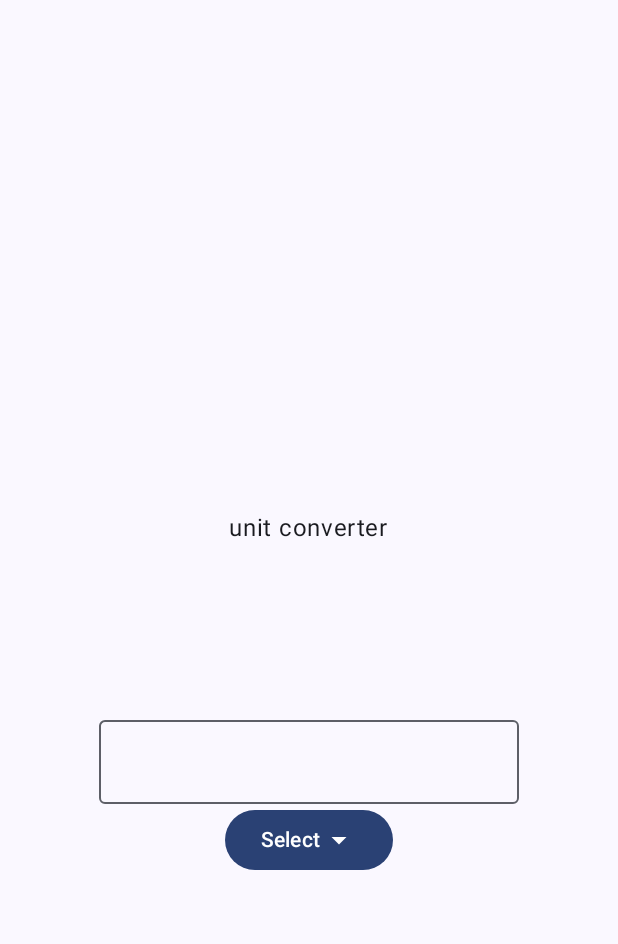
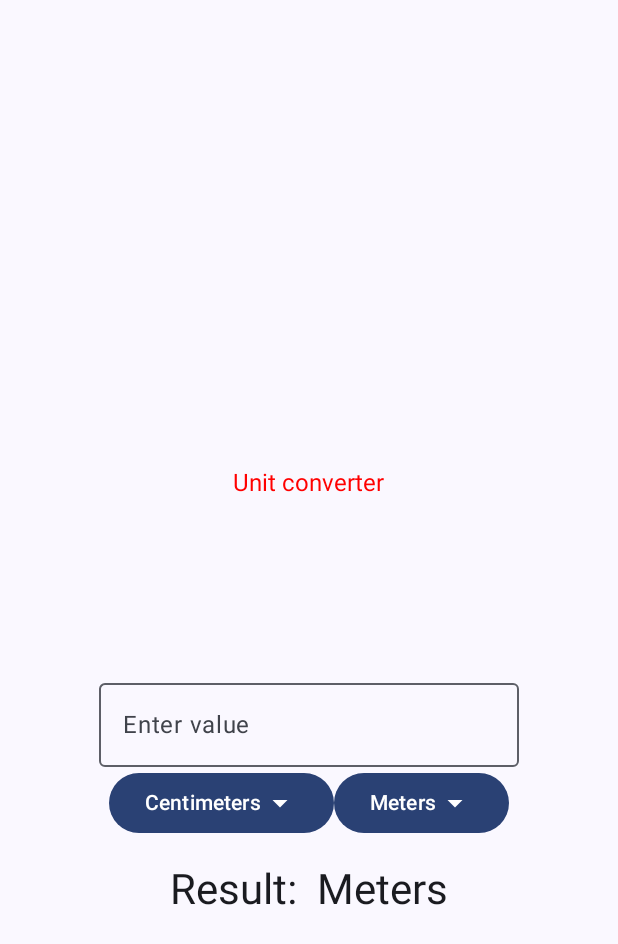
Before and after one commit to shashwatksingh/KotlinBasicWithAndroidStudio, an Android app built with Jetpack Compose: the screen it shows after launch (MainActivity), on a phone screen of 412 x 824 dp. Shown: the top 944 px of the screen. Run offline under Robolectric (Android 15) with nearby library versions, the phone set to English and light mode, and no system bars.

Commit message:
add states, conversion factors to complete the app

```diff
--- a/app/src/main/java/com/example/unitconverter/MainActivity.kt
+++ b/app/src/main/java/com/example/unitconverter/MainActivity.kt
@@ -16,17 +16,29 @@ import androidx.compose.foundation.layout.padding
 import androidx.compose.material.icons.Icons
 import androidx.compose.material.icons.filled.ArrowDropDown
 import androidx.compose.material3.Button
+import androidx.compose.material3.DropdownMenu
+import androidx.compose.material3.DropdownMenuItem
 import androidx.compose.material3.Icon
+import androidx.compose.material3.MaterialTheme
 import androidx.compose.material3.OutlinedTextField
 import androidx.compose.material3.Scaffold
 import androidx.compose.material3.Text
 import androidx.compose.runtime.Composable
+import androidx.compose.runtime.getValue
+import androidx.compose.runtime.mutableStateOf
+import androidx.compose.runtime.remember
+import androidx.compose.runtime.setValue
 import androidx.compose.ui.Alignment
 import androidx.compose.ui.Modifier
+import androidx.compose.ui.graphics.Color
 import androidx.compose.ui.platform.LocalContext
+import androidx.compose.ui.text.TextStyle
+import androidx.compose.ui.text.font.FontFamily
 import androidx.compose.ui.tooling.preview.Preview
 import androidx.compose.ui.unit.dp
+import androidx.compose.ui.unit.sp
 import com.example.unitconverter.ui.theme.UnitConverterTheme
+import kotlin.math.roundToInt
 
 class MainActivity : ComponentActivity() {
     override fun onCreate(savedInstanceState: Bundle?) {
@@ -36,8 +48,7 @@ class MainActivity : ComponentActivity() {
             UnitConverterTheme {
                 Scaffold(modifier = Modifier.fillMaxSize()) { innerPadding ->
                     UnitConverter(
-                        name = "Android",
-                        modifier = Modifier.padding(innerPadding)
+                        name = "Android", modifier = Modifier.padding(innerPadding)
                     )
                 }
             }
@@ -47,26 +58,143 @@ class MainActivity : ComponentActivity() {
 
 @Composable
 fun UnitConverter(name: String, modifier: Modifier = Modifier) {
-    Column (
-        modifier= Modifier.fillMaxSize(),
+    var inputValue by remember {
+        mutableStateOf("")
+    }
+
+    var outputValue by remember {
+        mutableStateOf("")
+    }
+
+    var inputUnit by remember {
+        mutableStateOf("Centimeters")
+    }
+
+    var outputUnit by remember {
+        mutableStateOf("Meters")
+    }
+
+    var iExpanded by remember {
+        mutableStateOf(false)
+    }
+
+    var oExpanded by remember {
+        mutableStateOf(false)
+    }
+
+    var conversionFactor = remember {
+        mutableStateOf(1.0)
+    }
+
+    var oconversionFactor = remember {
+        mutableStateOf(1.0)
+    }
+
+    val customTextStyle = TextStyle(
+        fontFamily = FontFamily.Default, // Replace with your desired font family
+        fontSize = 16.sp, // Replace with your desired font size
+        color = Color.Red // Replace with your desired text color
+    )
+
+
+    fun convertUnits() {
+        val inputValueDouble = inputValue.toDoubleOrNull() ?: 0.0
+        val result =
+            (inputValueDouble * conversionFactor.value * 100.0 / oconversionFactor.value).roundToInt() / 100.0
+        outputValue = result.toString()
+    }
+
+    Column(
+        modifier = Modifier.fillMaxSize(),
         verticalArrangement = Arrangement.Center,
         horizontalAlignment = Alignment.CenterHorizontally
-    ){
+    ) {
         // Stacking UI elements
-        Text(text = "unit converter", modifier = Modifier.padding(100.dp))
+        Text(
+            text = "Unit converter",
+            modifier = Modifier.padding(100.dp),
+            style = customTextStyle
+        )
         Spacer(modifier = Modifier.height(16.dp))
-        OutlinedTextField(value = "", onValueChange = {
-            // here goes what happens when the value is changed in this outlined text field
-        })
+        OutlinedTextField(value = inputValue,
+            onValueChange = { inputValue = it },
+            label = { Text(text = "Enter value") })
         Row {
-            Button(onClick = { /*TODO*/ }) {
-                Text(text = "Select")
-                Icon(Icons.Default.ArrowDropDown, contentDescription = "Arrow down")
+            //Input Box
+            Box {
+                Button(onClick = { iExpanded = true }) {
+                    Text(text = inputUnit)
+                    Icon(Icons.Default.ArrowDropDown, contentDescription = "Arrow down")
+                }
+                DropdownMenu(expanded = iExpanded, onDismissRequest = { iExpanded = false }) {
+                    DropdownMenuItem(text = { Text(text = "Centimeters") }, onClick = {
+                        iExpanded = false
+                        inputUnit = "Centimeters"
+                        conversionFactor.value = 0.01
+                        convertUnits()
+                    })
+                    DropdownMenuItem(text = { Text(text = "Meters") }, onClick = {
+                        iExpanded = false
+                        inputUnit = "Meters"
+                        conversionFactor.value = 1.0
+                        convertUnits()
+                    })
+                    DropdownMenuItem(text = { Text(text = "Feet") }, onClick = {
+                        iExpanded = false
+                        inputUnit = "Feet"
+                        conversionFactor.value = 0.3048
+                        convertUnits()
+                    })
+                    DropdownMenuItem(text = { Text(text = "Millimeters") }, onClick = {
+                        iExpanded = false
+                        inputUnit = "Millimeters"
+                        conversionFactor.value = 0.001
+                        convertUnits()
+                    })
+                }
             }
+            Spacer(modifier = Modifier.height(16.dp))
+            //Output Box
             Box {
+                Button(onClick = { oExpanded = true }) {
+                    Text(text = outputUnit)
+                    Icon(Icons.Default.ArrowDropDown, contentDescription = "Arrow down")
+                }
+                DropdownMenu(expanded = oExpanded, onDismissRequest = { oExpanded = false }) {
+                    DropdownMenuItem(text = { Text(text = "Centimeters") }, onClick = {
+                        oExpanded = false
+                        inputUnit = "Centimeters"
+                        oconversionFactor.value = 0.01
+                        convertUnits()
+                    })
 
+                    DropdownMenuItem(text = { Text(text = "Meters") }, onClick = {
+                        oExpanded = false
+                        inputUnit = "Meters"
+                        oconversionFactor.value = 1.00
+                        convertUnits()
+                    })
+                    DropdownMenuItem(text = { Text(text = "Feet") }, onClick = {
+                        oExpanded = false
+                        inputUnit = "Feet"
+                        oconversionFactor.value = 0.3048
+                        convertUnits()
+                    })
+                    DropdownMenuItem(text = { Text(text = "Millimeters") }, onClick = {
+                        oExpanded = false
+                        inputUnit = "Millimeters"
+                        oconversionFactor.value = 0.001
+                        convertUnits()
+                    })
+                }
             }
         }
+        Spacer(modifier = Modifier.height(16.dp))
+        Text(
+            text = "Result: $outputValue $outputUnit",
+            style = MaterialTheme.typography.headlineMedium
+        )
+
     }
 }
 
```
